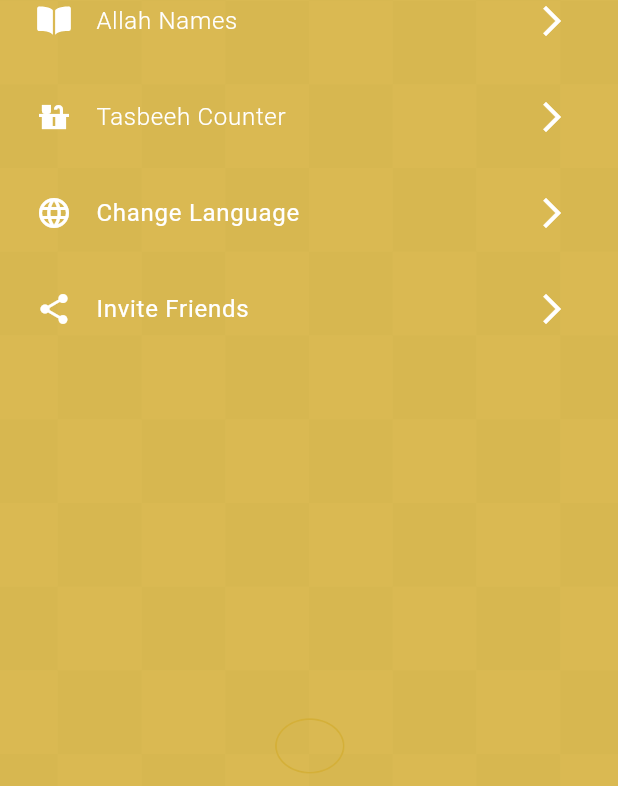
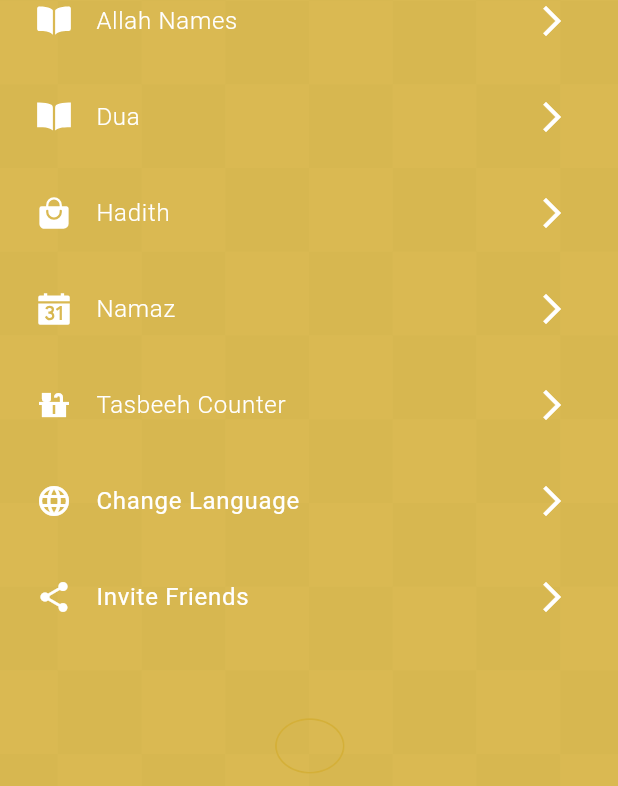
Before and after one commit to fwdAndroid/quran_al_kareem, a Flutter app: the SettingScreen screen opened directly, on a phone screen of 412 x 824 dp, the part 450-1236 px from its top. Run offline on Flutter 3.47's test engine with Material 3 defaults, Android fonts, the light colour scheme and no system bars; our stand-ins replace cloud_firestore, firebase_auth, firebase_core, flutter_spinkit, flutter_svg, font_awesome_flutter and 7 more; missing offline and left inert: audio_session, flutter_qiblah, quran; accounts and stored records are empty.

Commit message:
UI Design Setting

```diff
--- a/lib/screens/pages/setting_screen.dart
+++ b/lib/screens/pages/setting_screen.dart
@@ -5,6 +5,9 @@ import 'package:quran_al_kareem/provider/language_providrer.dart';
 import 'package:quran_al_kareem/screens/drawer_pages/allah_names.dart';
 import 'package:quran_al_kareem/screens/drawer_pages/change_language.dart';
 import 'package:quran_al_kareem/screens/drawer_pages/tasbeeh_counter.dart';
+import 'package:quran_al_kareem/screens/other/dua_screen.dart';
+import 'package:quran_al_kareem/screens/other/hadith_screen.dart';
+import 'package:quran_al_kareem/screens/other/namaz_screen.dart';
 import 'package:quran_al_kareem/utils/colors.dart';
 import 'package:share_plus/share_plus.dart';
 
@@ -59,6 +62,77 @@ class _SettingScreenState extends State<SettingScreen> {
                     Navigator.push(
                       context,
                       MaterialPageRoute(builder: (context) => AllahNames()),
+                    );
+                  },
+                ),
+              ),
+              Padding(
+                padding: const EdgeInsets.only(left: 8.0, right: 8, bottom: 8),
+                child: ListTile(
+                  trailing: Icon(Icons.arrow_forward_ios, color: Colors.white),
+                  leading: Icon(Ionicons.book_sharp, color: Colors.white),
+                  title: Text(
+                    languageProvider.localizedStrings["Dua"] ?? 'Dua',
+                    style: TextStyle(
+                      color: Colors.white,
+                      fontWeight: FontWeight.w300,
+                      fontSize: 16,
+                    ),
+                    textAlign: TextAlign.left,
+                  ),
+                  onTap: () {
+                    Navigator.push(
+                      context,
+                      MaterialPageRoute(builder: (context) => DuaScreen()),
+                    );
+                  },
+                ),
+              ),
+              Padding(
+                padding: const EdgeInsets.only(left: 8.0, right: 8, bottom: 8),
+                child: ListTile(
+                  trailing: Icon(Icons.arrow_forward_ios, color: Colors.white),
+                  leading: Icon(Ionicons.bag_handle, color: Colors.white),
+                  title: Text(
+                    languageProvider.localizedStrings["Hadith"] ?? 'Hadith',
+                    style: TextStyle(
+                      color: Colors.white,
+                      fontWeight: FontWeight.w300,
+                      fontSize: 16,
+                    ),
+                    textAlign: TextAlign.left,
+                  ),
+                  onTap: () {
+                    Navigator.push(
+                      context,
+                      MaterialPageRoute(builder: (context) => HadithScreen()),
+                    );
+                  },
+                ),
+              ),
+              Padding(
+                padding: const EdgeInsets.only(left: 8.0, right: 8, bottom: 8),
+                child: ListTile(
+                  trailing: Icon(Icons.arrow_forward_ios, color: Colors.white),
+                  leading: Icon(
+                    Ionicons.calendar_number_sharp,
+                    color: Colors.white,
+                  ),
+                  title: Text(
+                    languageProvider.localizedStrings["Namaz"] ?? 'Namaz',
+                    style: TextStyle(
+                      color: Colors.white,
+                      fontWeight: FontWeight.w300,
+                      fontSize: 16,
+                    ),
+                    textAlign: TextAlign.left,
+                  ),
+                  onTap: () {
+                    Navigator.push(
+                      context,
+                      MaterialPageRoute(
+                        builder: (context) => NamazGuideScreen(),
+                      ),
                     );
                   },
                 ),
```
